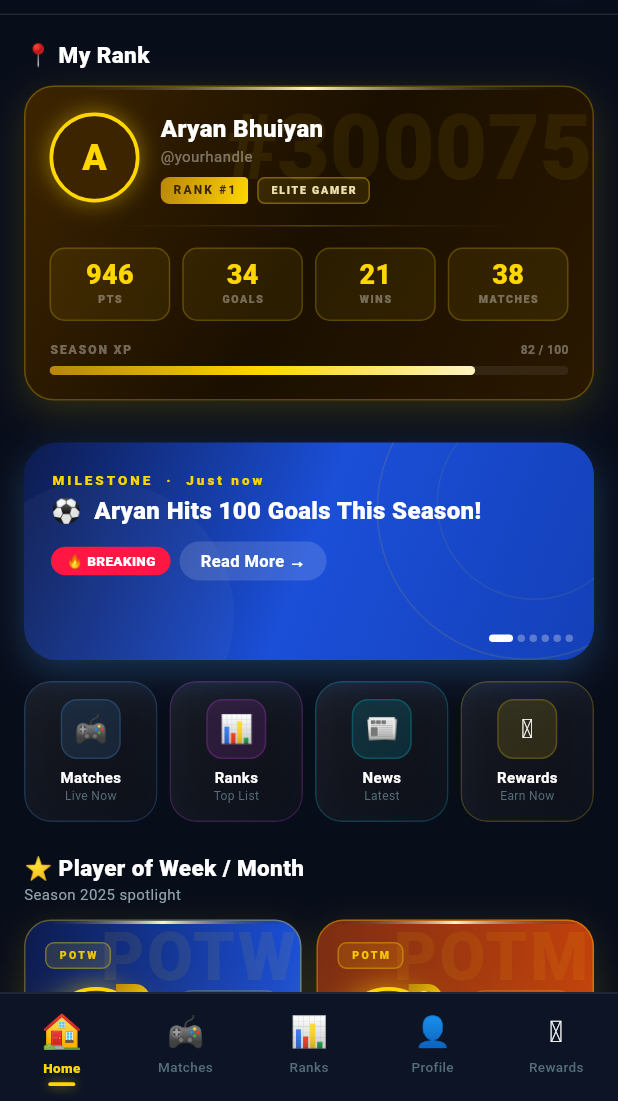
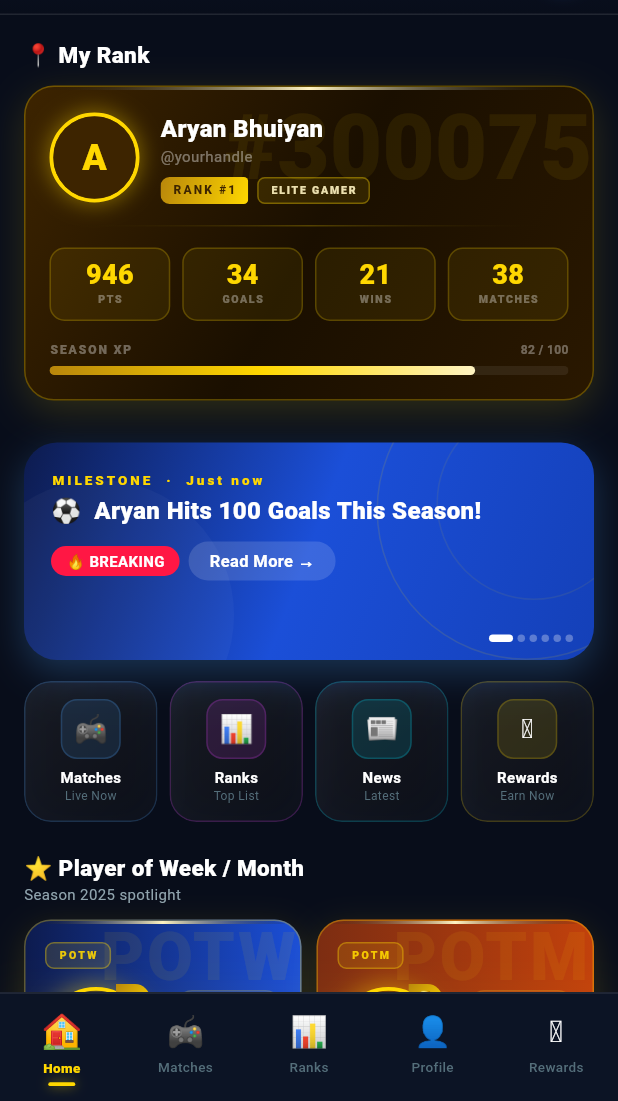
Before and after one commit to engromjanali/e_sports, a Flutter app: the first screen one second after launch, on a phone screen of 412 x 824 dp, the part 135-1236 px from its top. Run offline on Flutter 3.47's test engine with Material 3 defaults, Android fonts, the phone set to English and light mode, and no system bars; our stand-ins replace firebase_core, get; accounts and stored records are empty; network calls fail.

Commit message:
add few utils

```diff
--- /dev/null
+++ b/lib/core/utils/dimensions.dart
@@ -0,0 +1,30 @@
+import 'package:get/get.dart';
+
+class Dimensions {
+  static double get fontSizeOverSmall => Get.width >= 1300 ? 10 : 8;
+  static double get fontSizeExtraSmall => Get.width >= 1300 ? 12 : 10; // Check if 40 is a typo here!
+  static double get fontSizeSmall => Get.width >= 1300 ? 14 : 12;
+  static double get fontSizeDefault => Get.width >= 1300 ? 16 : 14;
+  static double get fontSizeLarge => Get.width >= 1300 ? 18 : 16;
+  static double get fontSizeExtraLarge => Get.width >= 1300 ? 20 : 18;
+  static double get fontSizeOverLarge => Get.width >= 1300 ? 26 : 24;
+
+  static const double paddingSizeExtraSmall = 5.0;
+  static const double paddingSizeSmall = 10.0;
+  static const double paddingSizeDefault = 15.0;
+  static const double paddingSizeLarge = 20.0;
+  static const double paddingSizeExtraLarge = 25.0;
+  static const double paddingSizeExtremeLarge = 30.0;
+  static const double paddingSizeExtraOverLarge = 35.0;
+
+  static const double radiusSmall = 5.0;
+  static const double radiusMedium = 8.0;
+  static const double radiusDefault = 10.0;
+  static const double radiusLarge = 15.0;
+  static const double radiusExtraLarge = 20.0;
+
+  static const double webMaxWidth = 1200;
+  static const int messageInputLength = 1000;
+
+  static const double pickMapIconSize = 100.0;
+}
--- a/lib/features/home/widgets/match_mini_card_widget.dart
+++ b/lib/features/home/widgets/match_mini_card_widget.dart
@@ -2,6 +2,7 @@ import 'package:e_sports/core/constants/app_colors.dart';
 import 'package:e_sports/core/data/app_data.dart';
 import 'package:e_sports/core/widgets/glass_card_widget.dart';
 import 'package:flutter/material.dart';
+import 'package:get/get.dart';
 
 class MatchMiniCard extends StatelessWidget {
   final MatchModel match;
--- a/lib/features/home/widgets/news_branner.dart
+++ b/lib/features/home/widgets/news_branner.dart
@@ -1,5 +1,7 @@
 import 'package:e_sports/core/constants/app_colors.dart';
+import 'package:e_sports/core/utils/dimensions.dart';
 import 'package:e_sports/core/data/app_data.dart';
+import 'package:e_sports/core/utils/styles.dart';
 import 'package:e_sports/core/widgets/glow_circle_widget.dart';
 import 'package:e_sports/features/home/widgets/ring_widget.dart';
 import 'package:flutter/material.dart';
@@ -46,8 +48,13 @@ class NewsBannerWidget extends StatelessWidget {
               if (n.hot) Container(
                 padding: const EdgeInsets.symmetric(horizontal: 10, vertical: 3),
                 decoration: BoxDecoration(color: AppColors.neonRed, borderRadius: BorderRadius.circular(20)),
-                child: const Text("🔥 BREAKING",
-                    style: TextStyle(color: Colors.white, fontSize: 9, fontWeight: FontWeight.w800)),
+                child: Text(
+                  "🔥 BREAKING",
+                  style: robotoBold.copyWith(color: Colors.white,
+                  // fontSize: MediaQuery.of(context).size.width >700 ? 30 : 10,
+                  fontSize: Dimensions.fontSizeExtraSmall
+                   )
+                ),
               ),
               if (n.hot) const SizedBox(width: 6),
               Container(
--- a/lib/main.dart
+++ b/lib/main.dart
@@ -1,10 +1,10 @@
-import 'dart:ui';
 import 'package:e_sports/core/constants/app_colors.dart';
 import 'package:e_sports/features/dashboard/screens/dashboard_screen.dart';
 import 'package:e_sports/firebase_options.dart';
 import 'package:firebase_core/firebase_core.dart';
 import 'package:flutter/material.dart';
 import 'package:flutter/services.dart';
+import 'package:get/get_navigation/src/root/get_material_app.dart';
 
 void main() async{
 
@@ -30,7 +30,7 @@ class GameArenaApp extends StatelessWidget {
 
   @override
   Widget build(BuildContext context) {
-    return MaterialApp(
+    return GetMaterialApp(
       debugShowCheckedModeBanner: false,
       theme: ThemeData(
         brightness: Brightness.dark,
--- a/pubspec.yaml
+++ b/pubspec.yaml
@@ -35,6 +35,7 @@ dependencies:
   # Use with the CupertinoIcons class for iOS style icons.
   cupertino_icons: ^1.0.8
   firebase_core: ^4.5.0
+  get: ^4.7.3
 
 dev_dependencies:
   flutter_test:
```
Also changed, not shown: lib/core/helper/responsive_helper.dart (added, +44 -0 lines), lib/core/utils/styles.dart (added, +32 -0 lines), pubspec.lock.
